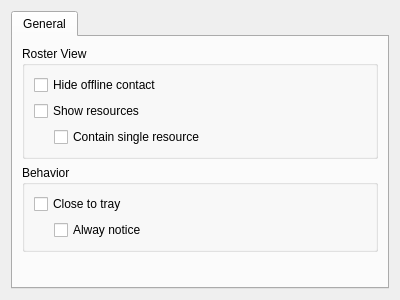
This is app/PrefGeneral.ui in chloerei/qtalk as Qt 5 draws it before an edit. The edited form follows.
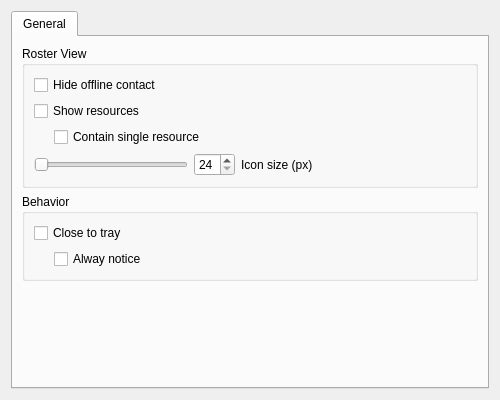
This is the edited form.

Commit message: can preference roster icon size.

What changed in the file:
```diff
--- a/app/PrefGeneral.ui
+++ b/app/PrefGeneral.ui
@@ -6,8 +6,8 @@
    <rect>
     <x>0</x>
     <y>0</y>
-    <width>400</width>
-    <height>300</height>
+    <width>500</width>
+    <height>400</height>
    </rect>
   </property>
   <property name="windowTitle">
@@ -71,6 +71,53 @@
             </item>
            </layout>
           </item>
+          <item row="3" column="0">
+           <layout class="QHBoxLayout" name="horizontalLayout_3">
+            <item>
+             <widget class="QSlider" name="iconSizeHorizontalSlider">
+              <property name="minimum">
+               <number>24</number>
+              </property>
+              <property name="maximum">
+               <number>64</number>
+              </property>
+              <property name="orientation">
+               <enum>Qt::Horizontal</enum>
+              </property>
+             </widget>
+            </item>
+            <item>
+             <widget class="QSpinBox" name="iconSizeSpinBox">
+              <property name="minimum">
+               <number>24</number>
+              </property>
+              <property name="maximum">
+               <number>64</number>
+              </property>
+             </widget>
+            </item>
+            <item>
+             <widget class="QLabel" name="label">
+              <property name="text">
+               <string>Icon size (px)</string>
+              </property>
+             </widget>
+            </item>
+            <item>
+             <spacer name="horizontalSpacer_3">
+              <property name="orientation">
+               <enum>Qt::Horizontal</enum>
+              </property>
+              <property name="sizeHint" stdset="0">
+               <size>
+                <width>40</width>
+                <height>20</height>
+               </size>
+              </property>
+             </spacer>
+            </item>
+           </layout>
+          </item>
          </layout>
         </widget>
        </item>
```
Left out of the diff: 32 changed lines with no effect on the pictures. The commit also changes 11 other files.
